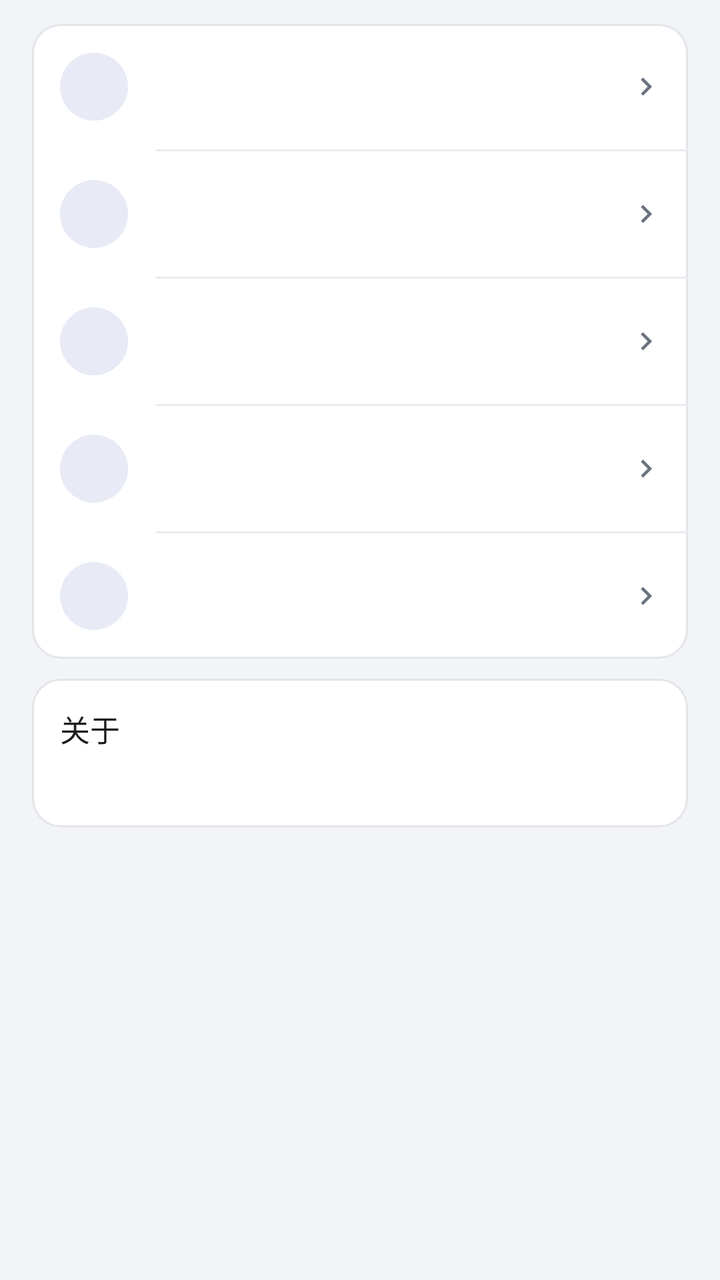
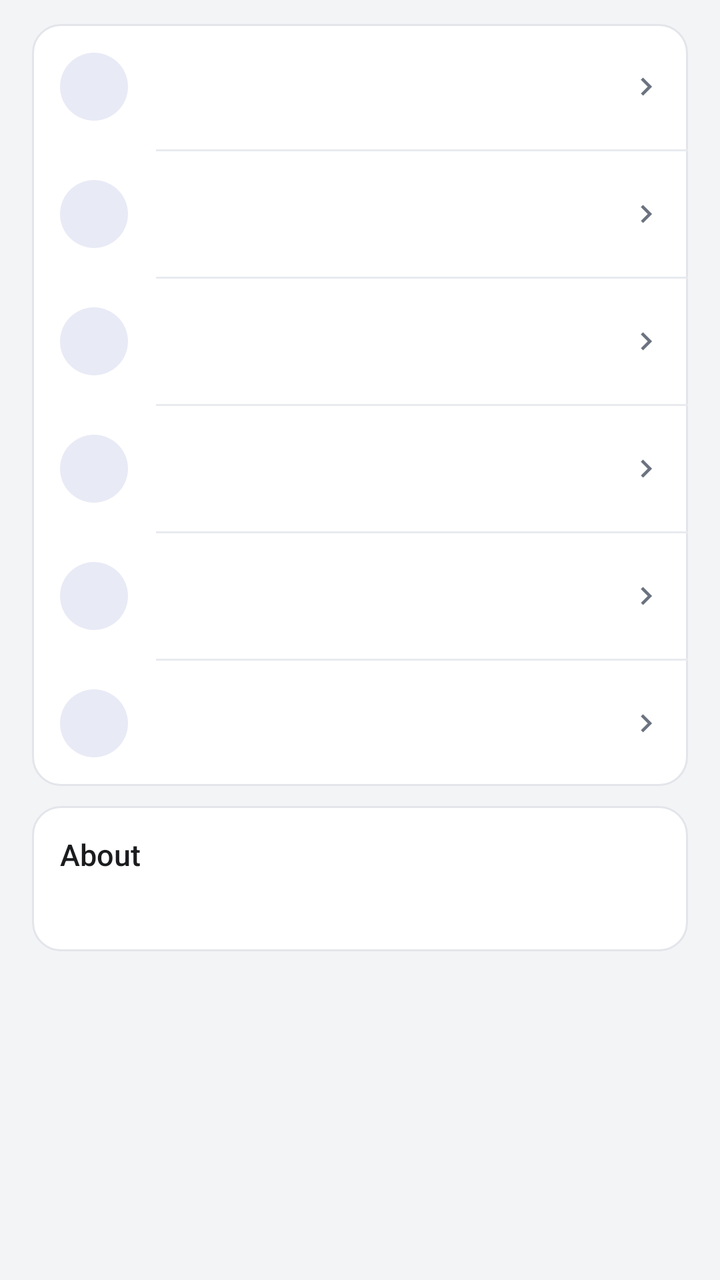

Two renders of the same Android screen: before a commit and after it. Below are the layout's source before the change and the commit's diff.
<!-- AndroidManifest.xml: activity theme AppTheme -->
<!-- res/layout/activity_settings.xml -->
<?xml version="1.0" encoding="utf-8"?>
<ScrollView xmlns:android="http://schemas.android.com/apk/res/android"
    android:id="@+id/root"
    android:layout_width="match_parent"
    android:layout_height="match_parent"
    android:background="@color/bg"
    android:fillViewport="true"
    android:scrollbars="vertical">

    <LinearLayout
        android:layout_width="match_parent"
        android:layout_height="wrap_content"
        android:orientation="vertical">

        <LinearLayout
            android:layout_width="match_parent"
            android:layout_height="wrap_content"
            android:orientation="vertical"
            android:paddingStart="@dimen/page_pad"
            android:paddingEnd="@dimen/page_pad"
            android:paddingTop="12dp"
            android:paddingBottom="14dp">

            
            <LinearLayout
                android:layout_width="match_parent"
                android:layout_height="wrap_content"
                android:orientation="vertical"
                android:background="@drawable/card_bg">

                
                <include
                    android:id="@+id/row_theme"
                    layout="@layout/row_action"
                    android:layout_width="match_parent"
                    android:layout_height="wrap_content" />

                <View
                    android:layout_width="match_parent"
                    android:layout_height="1dp"
                    android:layout_marginStart="62dp"
                    android:background="@color/divider" />

                <include
                    android:id="@+id/row_def_slot"
                    layout="@layout/row_action"
                    android:layout_width="match_parent"
                    android:layout_height="wrap_content" />

                <View
                    android:layout_width="match_parent"
                    android:layout_height="1dp"
                    android:layout_marginStart="62dp"
                    android:background="@color/divider" />

                <include
                    android:id="@+id/row_logs"
                    layout="@layout/row_action"
                    android:layout_width="match_parent"
                    android:layout_height="wrap_content" />

                <View
                    android:layout_width="match_parent"
                    android:layout_height="1dp"
                    android:layout_marginStart="62dp"
                    android:background="@color/divider" />

                
                <include
                    android:id="@+id/row_open_logs"
                    layout="@layout/row_action"
                    android:layout_width="match_parent"
                    android:layout_height="wrap_content" />

                <View
                    android:layout_width="match_parent"
                    android:layout_height="1dp"
                    android:layout_marginStart="62dp"
                    android:background="@color/divider" />

                
                <include
                    android:id="@+id/row_auto_clean"
                    layout="@layout/row_action"
                    android:layout_width="match_parent"
                    android:layout_height="wrap_content" />
            </LinearLayout>

            
            <LinearLayout
                android:layout_width="match_parent"
                android:layout_height="wrap_content"
                android:layout_marginTop="@dimen/card_gap"
                android:orientation="vertical"
                android:background="@drawable/card_bg"
                android:paddingStart="14dp"
                android:paddingEnd="14dp"
                android:paddingTop="14dp"
                android:paddingBottom="14dp">

                <TextView
                    android:layout_width="match_parent"
                    android:layout_height="wrap_content"
                    android:text="@string/about_card_title"
                    android:textSize="15sp"
                    android:fontFamily="sans-serif-medium"
                    android:textColor="@color/fg" />

                <TextView
                    android:id="@+id/about_text"
                    android:layout_width="match_parent"
                    android:layout_height="wrap_content"
                    android:paddingTop="8dp"
                    android:textSize="12sp"
                    android:lineSpacingExtra="3dp"
                    android:textIsSelectable="true"
                    android:textColor="@color/fg_muted" />
            </LinearLayout>
        </LinearLayout>

        
        <View
            android:layout_width="match_parent"
            android:layout_height="@dimen/page_bottom_space" />
    </LinearLayout>
</ScrollView>
<!-- res/layout/row_action.xml (included above) -->
<?xml version="1.0" encoding="utf-8"?>
<LinearLayout xmlns:android="http://schemas.android.com/apk/res/android"
    android:layout_width="match_parent"
    android:layout_height="wrap_content"
    android:orientation="horizontal"
    android:gravity="center_vertical"
    android:background="?android:attr/selectableItemBackground"
    android:clickable="true"
    android:focusable="false"
    android:paddingStart="14dp"
    android:paddingEnd="12dp"
    android:paddingTop="12dp"
    android:paddingBottom="12dp">

    <FrameLayout
        android:layout_width="@dimen/row_icon_box"
        android:layout_height="@dimen/row_icon_box"
        android:background="@drawable/icon_circle">

        <ImageView
            android:id="@+id/act_icon"
            android:layout_width="@dimen/row_icon"
            android:layout_height="@dimen/row_icon"
            android:layout_gravity="center"
            android:tint="@color/accent" />
    </FrameLayout>

    <LinearLayout
        android:layout_width="0dp"
        android:layout_height="wrap_content"
        android:layout_weight="1"
        android:layout_marginStart="14dp"
        android:orientation="vertical">

        <TextView
            android:id="@+id/act_title"
            android:layout_width="match_parent"
            android:layout_height="wrap_content"
            android:singleLine="true"
            android:ellipsize="end"
            android:textSize="15sp"
            android:textColor="@color/fg" />

        <TextView
            android:id="@+id/act_sub"
            android:layout_width="match_parent"
            android:layout_height="wrap_content"
            android:paddingTop="2dp"
            android:textSize="12sp"
            android:textColor="@color/fg_muted" />
    </LinearLayout>

    <ImageView
        android:layout_width="@dimen/row_chevron"
        android:layout_height="@dimen/row_chevron"
        android:layout_marginStart="8dp"
        android:src="@drawable/ic_chevron"
        android:tint="@color/fg_muted" />
</LinearLayout>
<!-- resources referenced by this layout -->
<resources>
  <color name="accent">#FF3F51B5</color>
  <color name="bg">#FFF3F4F6</color>
  <color name="divider">#FFE8EAEE</color>
  <color name="fg">#FF1A1C1E</color>
  <color name="fg_muted">#FF6B7280</color>
  <dimen name="card_gap">10dp</dimen>
  <dimen name="page_bottom_space">24dp</dimen>
  <dimen name="page_pad">16dp</dimen>
  <dimen name="row_chevron">18dp</dimen>
  <dimen name="row_icon">22dp</dimen>
  <dimen name="row_icon_box">34dp</dimen>
  <!-- drawable card_bg (drawable) -->
  <?xml version="1.0" encoding="utf-8"?>
  <shape xmlns:android="http://schemas.android.com/apk/res/android"
      android:shape="rectangle">
      <solid android:color="@color/card" />
      <corners android:radius="14dp" />
      <stroke android:width="1dp" android:color="@color/card_stroke" />
  </shape>
  <!-- drawable ic_chevron (drawable) -->
  <?xml version="1.0" encoding="utf-8"?>
  <vector xmlns:android="http://schemas.android.com/apk/res/android"
      android:width="24dp"
      android:height="24dp"
      android:viewportWidth="24"
      android:viewportHeight="24">
      <path
          android:fillColor="@color/icon_tint"
          android:pathData="M10,6L8.59,7.41 13.17,12l-4.58,4.59L10,18l6,-6z" />
  </vector>
  <!-- drawable icon_circle (drawable) -->
  <?xml version="1.0" encoding="utf-8"?>
  <shape xmlns:android="http://schemas.android.com/apk/res/android"
      android:shape="oval">
      <solid android:color="@color/accent_soft" />
  </shape>
  <string name="about_card_title">关于</string>
  <style name="AppTheme" parent="android:Theme.Material.Light">
          <item name="android:windowBackground">@color/bg</item>
          <item name="android:textColorPrimary">@color/fg</item>
          <item name="android:textColorSecondary">@color/fg_muted</item>
          <item name="android:colorAccent">@color/accent</item>
  
          
          <item name="android:colorPrimary">@color/appbar</item>
          <item name="android:colorPrimaryDark">@color/statusbar</item>
          <item name="android:statusBarColor">@color/statusbar</item>
          <item name="android:windowLightStatusBar">false</item>
          <item name="android:actionBarStyle">@style/AppBarStyle</item>
  
          
          <item name="android:alertDialogTheme">@style/AppDialogTheme</item>
      </style>
  <color name="card">#FFFFFFFF</color>
  <color name="card_stroke">#FFE3E5EA</color>
  <color name="icon_tint">#FF5F6368</color>
  <color name="accent_soft">#FFE8EAF6</color>
  <color name="appbar">#FF3F51B5</color>
  <color name="statusbar">#FF303F9F</color>
  <style name="AppBarStyle" parent="android:Widget.Material.ActionBar.Solid">
          <item name="android:background">@color/appbar</item>
          
          <item name="android:elevation">0dp</item>
          
          <item name="android:contentInsetStart">16dp</item>
          <item name="android:titleTextStyle">@style/AppBarTitle</item>
      </style>
  <style name="AppDialogTheme" parent="android:Theme.Material.Light.Dialog.Alert">
          <item name="android:windowBackground">@drawable/dlg_bg</item>
          <item name="android:colorAccent">@color/accent</item>
          <item name="android:textColorPrimary">@color/fg</item>
          <item name="android:textColorSecondary">@color/fg_muted</item>
          <item name="android:colorControlNormal">@color/fg_muted</item>
      </style>
  <style name="AppBarTitle" parent="android:TextAppearance.Material.Widget.ActionBar.Title">
          <item name="android:textColor">@color/on_appbar</item>
          <item name="android:textSize">20sp</item>
          <item name="android:fontFamily">sans-serif-medium</item>
      </style>
  <!-- drawable dlg_bg (drawable) -->
  <?xml version="1.0" encoding="utf-8"?>
  <inset xmlns:android="http://schemas.android.com/apk/res/android"
      android:inset="16dp">
      <shape android:shape="rectangle">
          <solid android:color="@color/card" />
          <corners android:radius="14dp" />
          <stroke android:width="1dp" android:color="@color/card_stroke" />
      </shape>
  </inset>
  <color name="on_appbar">#FFFFFFFF</color>
</resources>

<!-- the commit's change to res/layout/activity_settings.xml (unified diff, before → after) -->
@@ -31,6 +31,19 @@
                 
                 <include
                     android:id="@+id/row_theme"
+                    layout="@layout/row_action"
+                    android:layout_width="match_parent"
+                    android:layout_height="wrap_content" />
+
+                <View
+                    android:layout_width="match_parent"
+                    android:layout_height="1dp"
+                    android:layout_marginStart="62dp"
+                    android:background="@color/divider" />
+
+                
+                <include
+                    android:id="@+id/row_language"
                     layout="@layout/row_action"
                     android:layout_width="match_parent"
                     android:layout_height="wrap_content" />
<!-- resource entries referenced after the edit -->
@@ -36,7 +36,7 @@
       android:shape="oval">
       <solid android:color="@color/accent_soft" />
   </shape>
-  <string name="about_card_title">关于</string>
+  <string name="about_card_title">About</string>
   <style name="AppTheme" parent="android:Theme.Material.Light">
           <item name="android:windowBackground">@color/bg</item>
           <item name="android:textColorPrimary">@color/fg</item>
